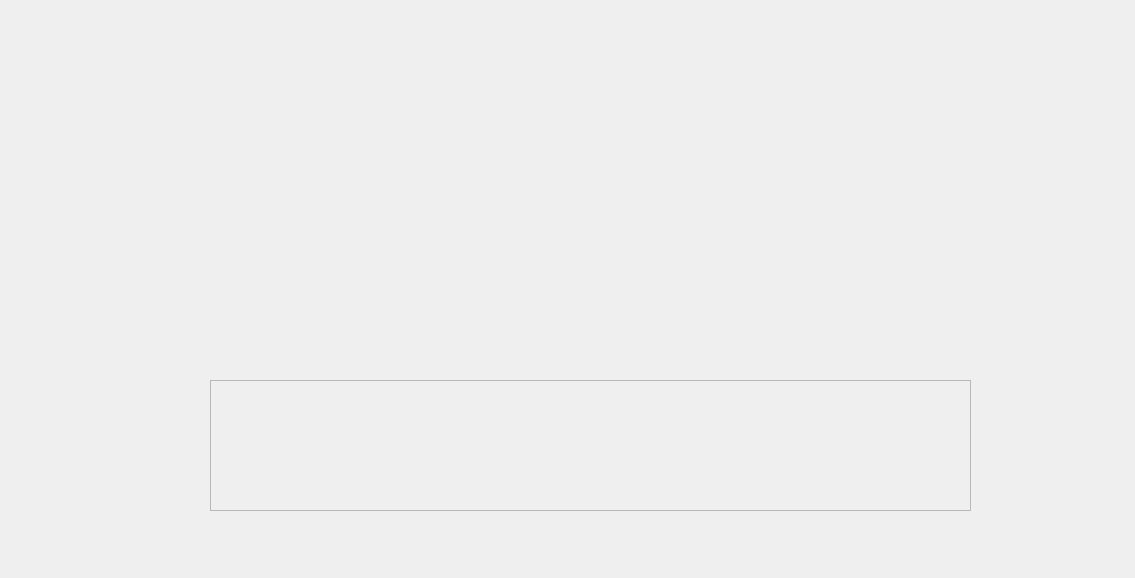
Above: mainwindow.ui from w-mj/TuringMachine before the change. Below: the same form after it.
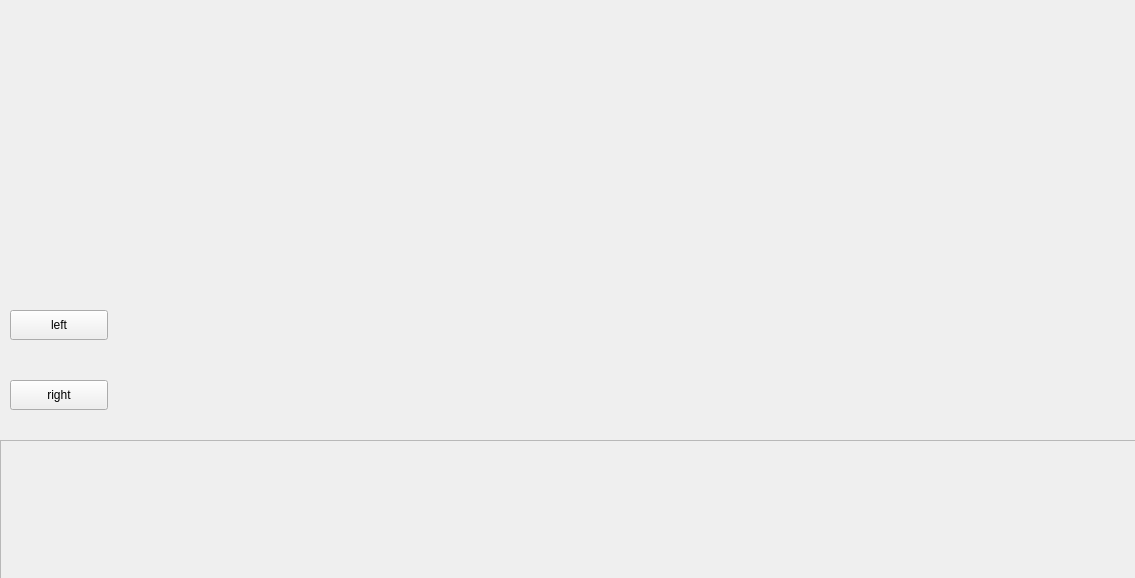
That is the form after the change.

Patch:
```diff
--- a/mainwindow.ui
+++ b/mainwindow.ui
@@ -17,10 +17,10 @@
    <widget class="QScrollArea" name="scroll">
     <property name="geometry">
      <rect>
-      <x>210</x>
-      <y>380</y>
-      <width>761</width>
-      <height>131</height>
+      <x>0</x>
+      <y>440</y>
+      <width>1141</width>
+      <height>141</height>
      </rect>
     </property>
     <property name="widgetResizable">
@@ -31,8 +31,8 @@
       <rect>
        <x>0</x>
        <y>0</y>
-       <width>759</width>
-       <height>129</height>
+       <width>1139</width>
+       <height>139</height>
       </rect>
      </property>
      <widget class="QWidget" name="horizontalLayoutWidget">
@@ -55,6 +55,32 @@
      </widget>
     </widget>
    </widget>
+   <widget class="QPushButton" name="go_left">
+    <property name="geometry">
+     <rect>
+      <x>10</x>
+      <y>310</y>
+      <width>98</width>
+      <height>30</height>
+     </rect>
+    </property>
+    <property name="text">
+     <string>left</string>
+    </property>
+   </widget>
+   <widget class="QPushButton" name="go_right">
+    <property name="geometry">
+     <rect>
+      <x>10</x>
+      <y>380</y>
+      <width>98</width>
+      <height>30</height>
+     </rect>
+    </property>
+    <property name="text">
+     <string>right</string>
+    </property>
+   </widget>
   </widget>
  </widget>
  <layoutdefault spacing="6" margin="11"/>
```
Left out of the diff: 18 changed lines with no effect on the pictures.
